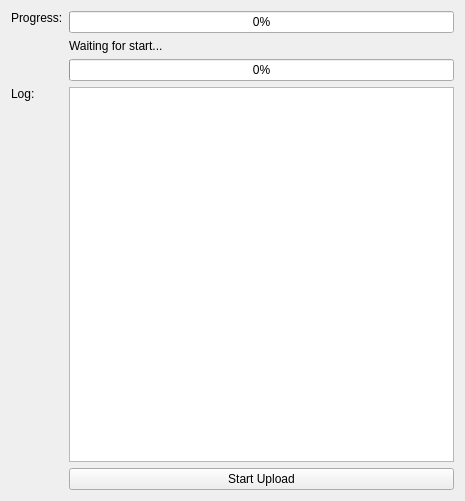
Old version of the form src/brickv/plugin_system/plugins/red/ui/program_page_upload.ui in the repository Tinkerforge/brickv.
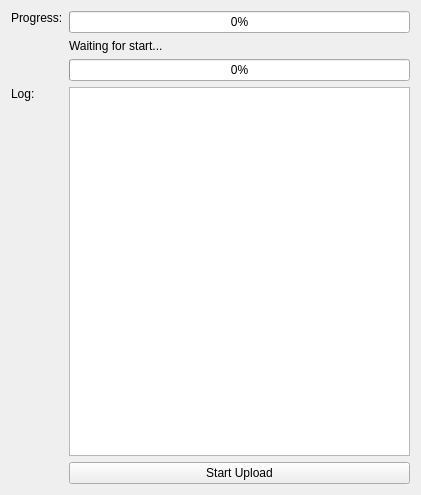
New version of the form.

Commit message: red-brick/pw: Use read-only QPlainText instead of QListWidget on upload page

What changed in the file:
```diff
--- a/src/brickv/plugin_system/plugins/red/ui/program_page_upload.ui
+++ b/src/brickv/plugin_system/plugins/red/ui/program_page_upload.ui
@@ -6,8 +6,8 @@
    <rect>
     <x>0</x>
     <y>0</y>
-    <width>465</width>
-    <height>501</height>
+    <width>421</width>
+    <height>495</height>
    </rect>
   </property>
   <property name="windowTitle">
@@ -33,9 +33,6 @@
        </property>
       </widget>
      </item>
-     <item row="4" column="1">
-      <widget class="QListWidget" name="list_log"/>
-     </item>
      <item row="4" column="0">
       <widget class="QLabel" name="label_4">
        <property name="text">
@@ -79,6 +76,22 @@
        </property>
       </widget>
      </item>
+     <item row="4" column="1">
+      <widget class="QPlainTextEdit" name="edit_log">
+       <property name="undoRedoEnabled">
+        <bool>false</bool>
+       </property>
+       <property name="lineWrapMode">
+        <enum>QPlainTextEdit::NoWrap</enum>
+       </property>
+       <property name="readOnly">
+        <bool>true</bool>
+       </property>
+       <property name="textInteractionFlags">
+        <set>Qt::TextSelectableByKeyboard|Qt::TextSelectableByMouse</set>
+       </property>
+      </widget>
+     </item>
     </layout>
    </item>
   </layout>
```
Left out of the diff: 4 changed lines with no effect on the pictures. The commit also changes 1 other file.
